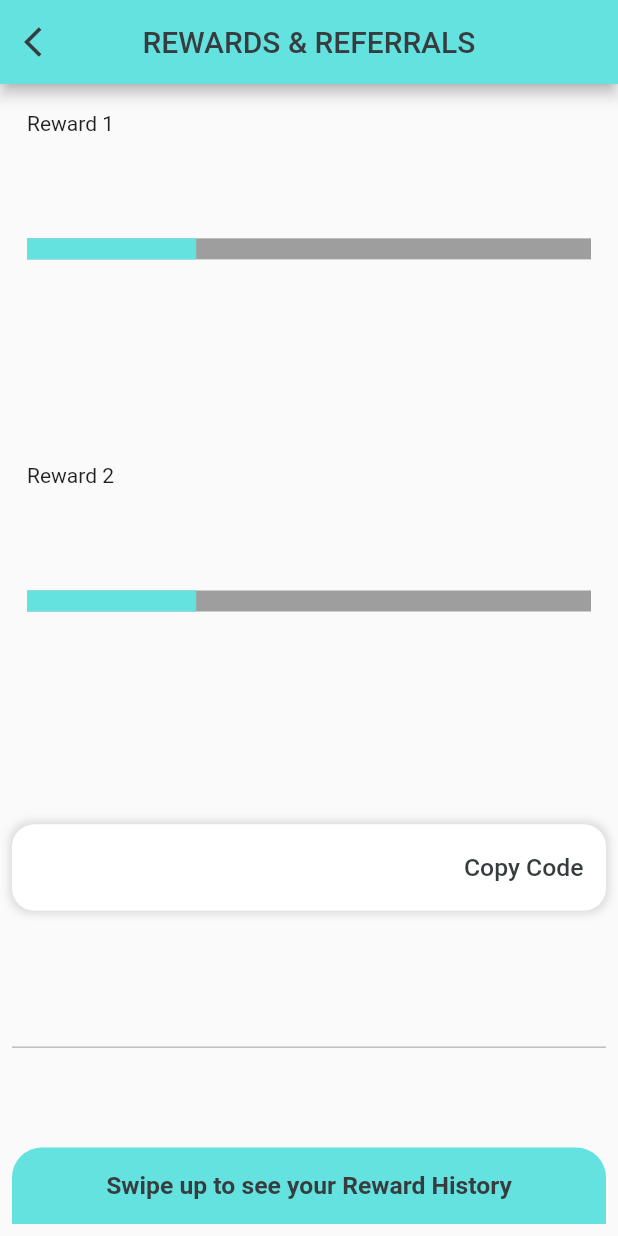
After one commit to riya25082000/admin-app, a Flutter app: the RewardandRefer screen opened directly, after a tap on "Copy Code", on a phone screen of 412 x 824 dp. The commit adds this screen. Run offline on Flutter 3.47's test engine with Material 2 defaults, Android fonts, the phone set to English and light mode, and no system bars; drawn by our look-alikes of percent_indicator; our stand-ins replace string_validator; missing offline and left inert: flutter_plugin_pdf_viewer; network calls fail.

Commit message:
createadvisor, rewards

```diff
--- /dev/null
+++ b/lib/RewardHistory.dart
@@ -0,0 +1,21 @@
+class Codes {
+  String codeName;
+  String points;
+
+  Codes({this.codeName, this.points});
+}
+
+List<Codes> codesUsed = [
+  Codes(
+    codeName: "128SDF",
+    points: "15",
+  ),
+  Codes(
+    codeName: "128SDF",
+    points: "15",
+  ),
+  Codes(
+    codeName: "128SDF",
+    points: "15",
+  ),
+];
--- /dev/null
+++ b/lib/Rewards.dart
@@ -0,0 +1,317 @@
+import 'package:flutter/material.dart';
+import 'package:percent_indicator/linear_percent_indicator.dart';
+
+import 'RewardHistory.dart';
+import 'dart:convert';
+import 'package:http/http.dart' as http;
+
+class RewardandRefer extends StatefulWidget {
+  String currentUserID;
+  RewardandRefer({@required this.currentUserID});
+  @override
+  _RewardandReferState createState() =>
+      _RewardandReferState(currentUserID: currentUserID);
+}
+
+class _RewardandReferState extends State<RewardandRefer> {
+  String currentUserID;
+  _RewardandReferState({@required this.currentUserID});
+  final GlobalKey<ScaffoldState> _scaffoldKey = new GlobalKey<ScaffoldState>();
+  String rCode = '';
+  List<List> rewards = [
+    [
+      'rewards1',
+      'rewards detailpoiuytrewqasdfghj kll,mnbvcxzasdfghjkl;poiuytrewqasdfghjkll,mnbvcxzsdfghjklpoiuytrewqasdfghjkl,mnbvcxzasdfghjklpoiuy'
+    ],
+    ['rewards1', 'rewards detail'],
+    ['rewards1', 'rewards detail'],
+    ['rewards1', 'rewards detail'],
+  ];
+  void getReferData() async {
+    var url =
+        'http://sanjayagarwal.in/Finance App/UserApp/Profile/UserDetails.php';
+    final response = await http.post(
+      url,
+      body: jsonEncode(<String, String>{
+        "UserID": currentUserID,
+      }),
+    );
+    var message = await jsonDecode(response.body);
+    print("****************************************");
+    print(message);
+    print(message[0]['ReferalCode']);
+    print("****************************************");
+    setState(() {
+      rCode = message[0]['ReferalCode'];
+    });
+    var url1 = 'http://sanjayagarwal.in/Finance App/ReferedToDetails.php';
+    final response1 = await http.post(
+      url1,
+      body: jsonEncode(<String, String>{
+        "CodeUsed": message[0]['ReferalCode'],
+      }),
+    );
+    var message1 = await jsonDecode(response1.body);
+    print("****************************************");
+    print(message1);
+    print("****************************************");
+  }
+
+  @override
+  void initState() {
+    getReferData();
+    // TODO: implement initState
+    super.initState();
+  }
+
+  @override
+  Widget build(BuildContext context) {
+    var width = MediaQuery.of(context).size.width;
+    var height = MediaQuery.of(context).size.height;
+    return Scaffold(
+      key: _scaffoldKey,
+      appBar: AppBar(
+        leading: IconButton(
+          onPressed: () {
+            Navigator.pop(context);
+          },
+          icon: Icon(Icons.arrow_back_ios),
+          color: Color(0xff373D3F),
+        ),
+        backgroundColor: Color(0xff63E2E0),
+        centerTitle: true,
+        title: Text(
+          'REWARDS & REFERRALS',
+          style: TextStyle(color: Color(0xff373D3F)),
+        ),
+      ),
+      body: LayoutBuilder(
+          builder: (BuildContext context, BoxConstraints viewportConstraints) {
+        return SingleChildScrollView(
+          physics: ScrollPhysics(),
+          child: ConstrainedBox(
+            constraints: BoxConstraints(
+              minHeight: viewportConstraints.maxHeight,
+            ),
+            child: Padding(
+              padding: const EdgeInsets.all(8.0),
+              child: Column(
+                mainAxisAlignment: MainAxisAlignment.spaceBetween,
+                crossAxisAlignment: CrossAxisAlignment.start,
+                children: <Widget>[
+                  Padding(
+                    padding: const EdgeInsets.all(10.0),
+                    child: Text("Reward 1"),
+                  ),
+                  LinearPercentIndicator(
+                    lineHeight: 14.0,
+                    percent: 0.3,
+                    backgroundColor: Colors.grey,
+                    progressColor: Color(0xff63E2E0),
+                  ),
+                  SizedBox(
+                    height: 8,
+                  ),
+                  Padding(
+                    padding: const EdgeInsets.all(10.0),
+                    child: Text("Reward 2"),
+                  ),
+                  LinearPercentIndicator(
+                    lineHeight: 14.0,
+                    percent: 0.3,
+                    backgroundColor: Colors.grey,
+                    progressColor: Color(0xff63E2E0),
+                  ),
+                  SizedBox(
+                    height: 8,
+                  ),
+                  Padding(
+                    padding: const EdgeInsets.only(top: 16, bottom: 24),
+                    child: Container(
+                      height: height * 0.07,
+                      decoration: BoxDecoration(
+                          borderRadius: BorderRadius.all(Radius.circular(15.0)),
+                          color: Colors.white,
+                          boxShadow: [
+                            BoxShadow(
+                                blurRadius: 4.0,
+                                spreadRadius: 2.0,
+                                color: Colors.black12),
+                          ]),
+                      child: Row(
+                        mainAxisAlignment: MainAxisAlignment.center,
+                        crossAxisAlignment: CrossAxisAlignment.center,
+                        children: [
+                          Padding(
+                            padding: const EdgeInsets.only(left: 15),
+                            child: Text(
+                              '$rCode',
+                              style: TextStyle(
+                                  fontSize: height * 0.03,
+                                  color: Color(0xFF373D3F)),
+                            ),
+                          ),
+                          Expanded(
+                            child: Align(
+                              alignment: Alignment.centerRight,
+                              child: Padding(
+                                padding:
+                                    const EdgeInsets.symmetric(horizontal: 15),
+                                child: GestureDetector(
+                                  onTap: () {},
+                                  child: Text('Copy Code',
+                                      style: TextStyle(
+                                          fontWeight: FontWeight.w500,
+                                          fontSize: height * 0.02,
+                                          color: Color(0xff373D3F))),
+                                ),
+                              ),
+                            ),
+                          ),
+                        ],
+                      ),
+                    ),
+                  ),
+                  Divider(
+                    color: Colors.grey,
+                  ),
+                  GestureDetector(
+                    child: Container(
+                        width: width,
+                        decoration: BoxDecoration(
+                            color: Color(0xff63E2E0),
+                            borderRadius: BorderRadius.only(
+                                topLeft: Radius.circular(20),
+                                topRight: Radius.circular(20))),
+                        padding: EdgeInsets.all(16),
+                        child: Center(
+                            child: Text(
+                          'Swipe up to see your Reward History',
+                          style: TextStyle(
+                              fontSize: height * 0.02,
+                              fontWeight: FontWeight.w600,
+                              color: Color(0xff373D3F)),
+                        ))),
+                    onVerticalDragStart: (DragStartDetails details) {
+                      _scaffoldKey.currentState
+                          .showBottomSheet<Null>((BuildContext context) {
+                        return Container(
+                          decoration: BoxDecoration(
+                            borderRadius: BorderRadius.all(Radius.circular(15)),
+                            color: Color(0xff63E2E0),
+                          ),
+                          height: height < 640 ? height * 0.7 : height * 0.5,
+                          width: width,
+                          child: Padding(
+                            padding: const EdgeInsets.all(15.0),
+                            child: Column(
+                              children: <Widget>[
+                                Text(
+                                  'Your Reward History',
+                                  style: TextStyle(
+                                      color: Color(0xff373D3F),
+                                      fontSize: height * 0.02,
+                                      fontWeight: FontWeight.w600),
+                                ),
+                                SizedBox(
+                                  height: 20,
+                                ),
+                                Container(
+                                  height: height * 0.4,
+                                  child: ListView.builder(
+                                    itemCount: codesUsed.length,
+                                    scrollDirection: Axis.vertical,
+                                    itemBuilder:
+                                        (BuildContext context, int index) {
+                                      return Column(
+                                        children: <Widget>[
+                                          Container(
+                                            decoration: BoxDecoration(
+                                              borderRadius: BorderRadius.all(
+                                                  Radius.circular(15)),
+                                              color: Colors.white,
+                                            ),
+                                            height: 80,
+                                            width: width * 0.8,
+                                            child: Padding(
+                                              padding:
+                                                  const EdgeInsets.all(10.0),
+                                              child: Row(
+                                                mainAxisAlignment:
+                                                    MainAxisAlignment
+                                                        .spaceBetween,
+                                                children: <Widget>[
+                                                  Expanded(
+                                                    flex: 3,
+                                                    child: Center(
+                                                      child: Text(
+                                                        codesUsed[index]
+                                                            .codeName,
+                                                        style: TextStyle(
+                                                          color:
+                                                              Color(0xff373D3F),
+                                                          fontSize:
+                                                              height * 0.03,
+                                                        ),
+                                                      ),
+                                                    ),
+                                                  ),
+                                                  Expanded(
+                                                    flex: 3,
+                                                    child: Column(
+                                                      mainAxisAlignment:
+                                                          MainAxisAlignment
+                                                              .center,
+                                                      children: <Widget>[
+                                                        Text(
+                                                          'Points Earned',
+                                                          style: TextStyle(
+                                                              color: Color(
+                                                                  0xff373D3F),
+                                                              fontSize:
+                                                                  height * 0.02,
+                                                              fontWeight:
+                                                                  FontWeight
+                                                                      .w600),
+                                                        ),
+                                                        Text(
+                                                          codesUsed[index]
+                                                              .points,
+                                                          style: TextStyle(
+                                                            color: Color(
+                                                                0xff373D3F),
+                                                            fontSize:
+                                                                height * 0.02,
+                                                          ),
+                                                        )
+                                                      ],
+                                                    ),
+                                                  ),
+                                                ],
+                                              ),
+                                            ),
+                                          ),
+                                          SizedBox(
+                                            height: 10,
+                                          ),
+                                        ],
+                                      );
+                                    },
+                                  ),
+                                )
+                              ],
+                            ),
+                          ),
+                        );
+                      });
+                    },
+                  ),
+                ],
+              ),
+            ),
+          ),
+        );
+      }),
+    );
+  }
+}
--- a/pubspec.yaml
+++ b/pubspec.yaml
@@ -34,11 +34,9 @@ dependencies:
     sdk: flutter
   local_auth: ^0.6.2+3
   google_fonts: any
-  firebase_auth: ^0.14.0+5
   google_sign_in: ^4.0.7
   http: ^0.12.2
   provider: ^4.3.2
-  cloud_firestore: ^0.12.9+5
   fluttertoast: ^3.1.3
   image_picker: ^0.6.4
   shared_preferences: ^0.5.3+4
```
Also changed, not shown: lib/Menu.dart (+22 -0 lines), lib/createAdvisor.dart (added, +13 -0 lines), pubspec.lock.
